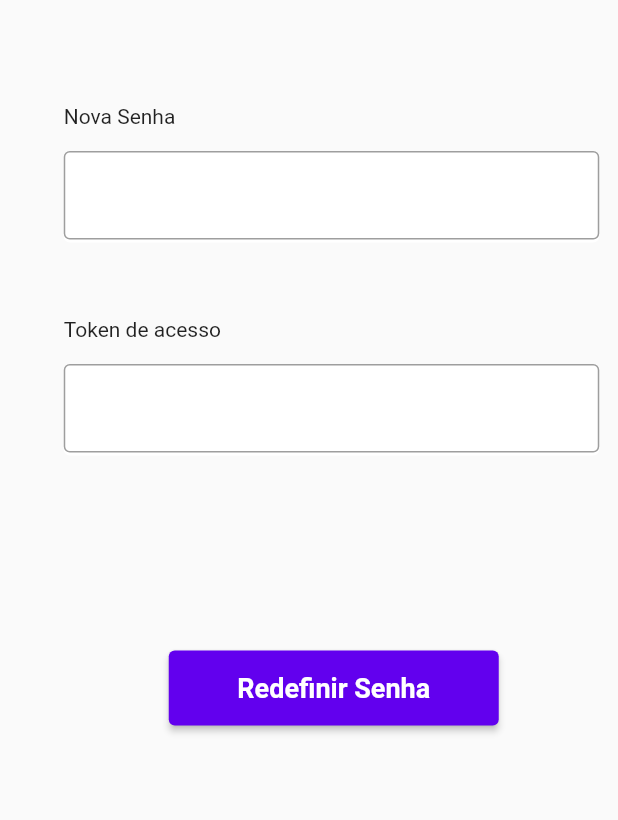
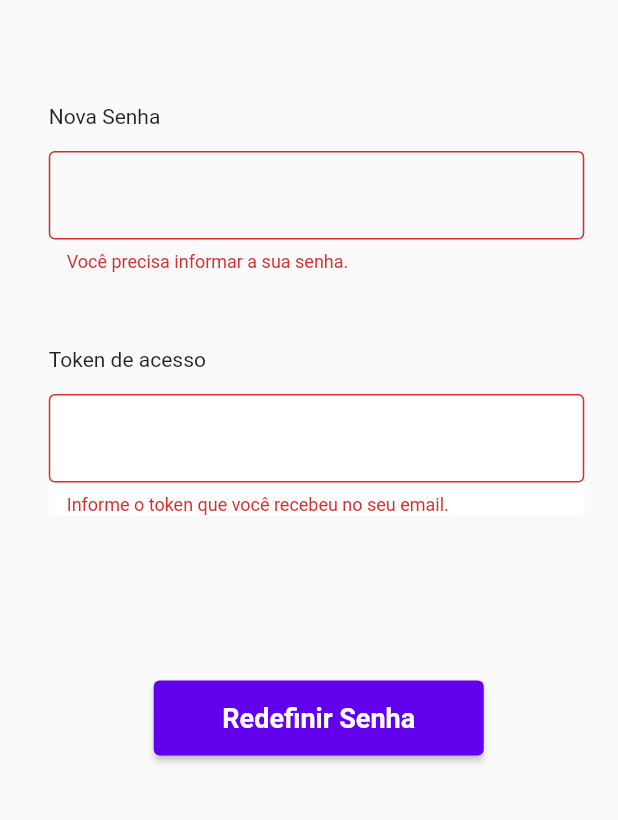
Before and after one commit to MathMedrado/procure_aqui, a Flutter app: the RestorePasswordPage screen opened by its route, after a tap on "Redefinir Senha", on a phone screen of 412 x 824 dp, the part 416-1236 px from its top. Run offline on Flutter 3.47's test engine with Material 2 defaults, Android fonts, the light colour scheme and no system bars; our stand-ins replace shared_preferences; missing offline and left inert: app_bar_with_search_switch, flutter_barcode_scanner; accounts and stored records are empty.

Commit message:
fazendo o push

```diff
--- a/frontend/procure_aqui/lib/main.dart
+++ b/frontend/procure_aqui/lib/main.dart
@@ -16,7 +16,7 @@
   static const home = '/';
   static const LoginPage = '/LoginPage';
   static const ForgetPassword = '/ForgetPassword';
-  static const userForm = '/UserFormPagaae';
+  static const userForm = '/UserFormPage';
   static const userProfilePage = '/UserProfilePage';
 
 
--- a/frontend/procure_aqui/lib/models/supermarket.dart
+++ b/frontend/procure_aqui/lib/models/supermarket.dart
@@ -15,7 +15,6 @@
     required this.complement
   });
 
-<<<<<<< HEAD
   factory Supermarket.fromJson(Map json){
     return Supermarket(
       id: json['id'],
@@ -38,6 +37,4 @@
     };
   }
 
-=======
->>>>>>> c818a2a6b42cbad1c55616338e5eae1c55594984
 }
--- a/frontend/procure_aqui/lib/pages/RestorePasswordPage.dart
+++ b/frontend/procure_aqui/lib/pages/RestorePasswordPage.dart
@@ -37,6 +37,7 @@
               ),
             ),
             Form(
+              key: _formkey,
               child: Column(
                 crossAxisAlignment: CrossAxisAlignment.start,
                 children: [
@@ -45,27 +46,23 @@
                     child: Text('Nova Senha',)
                   ),
                   Container(
-                      height: 61,
                       width: 357,
-                      margin: EdgeInsets.fromLTRB(30, 15, 0, 50),
-                      decoration: BoxDecoration(
-                        borderRadius: BorderRadius.all(Radius.circular(4)),
-                        color: Colors.white
-                      ),
+                      margin: EdgeInsets.fromLTRB(30, 15, 20, 50),
                       child:Column(
                         children: [
                           TextFormField(
                             controller: _passwordController,
                             obscureText: true,
                             decoration: InputDecoration(
+                              enabledBorder: OutlineInputBorder(borderSide: BorderSide(color: Colors.grey)),
                               border: OutlineInputBorder(
-                                borderRadius: BorderRadius.circular(4),
-                              )
+                                  borderRadius: BorderRadius.circular(4)
+                              ),
                             ),
-                            validator: (password){
-                              if(password == null || password.isEmpty){
+                            validator: (String? password){
+                              if(password!.isEmpty){
                                 return 'Você precisa informar a sua senha.';
-                              }else if(password.length < 10){
+                              }else if(password!.length < 10){
                                 return 'A sua Senha precisa conter no minimo 10 caracteres';
                               }
                             },
@@ -78,9 +75,8 @@
                     child: Text('Token de acesso',)
                   ),
                   Container(
-                      height: 61,
                       width: 357,
-                      margin: EdgeInsets.fromLTRB(30, 15, 0, 50),
+                      margin: EdgeInsets.fromLTRB(30, 15, 20, 50),
                       decoration: BoxDecoration(
                         borderRadius: BorderRadius.all(Radius.circular(4)),
                         color: Colors.white
@@ -95,9 +91,9 @@
                                 borderRadius: BorderRadius.circular(4),
                               )
                             ),
-                            validator: (token){
-                              if(token == null || token.isEmpty){
-                                return 'Informe o toque que você recebeu.';
+                            validator: (String? token){
+                              if(token!.isEmpty){
+                                return 'Informe o token que você recebeu no seu email.';
                               }
                             },
                           )
@@ -105,7 +101,7 @@
                       ),
                     ),
                     Container(
-                      margin: EdgeInsets.fromLTRB(100, 80, 0, 10),
+                      margin: EdgeInsets.fromLTRB(100, 60, 0, 10),
                       width: 220,
                       height: 50,
                       child:
@@ -118,7 +114,7 @@
                             ),
                           ),
                           onPressed: (){
-                             if(_formkey.currentState!.validate()){
+                             if(!_formkey.currentState!.validate()){
                               return;
                             }
                           },
--- a/frontend/procure_aqui/pubspec.yaml
+++ b/frontend/procure_aqui/pubspec.yaml
@@ -33,11 +33,9 @@
     sdk: flutter
   app_bar_with_search_switch: ^1.3.6
   flutter_barcode_scanner: ^2.0.0
-<<<<<<< HEAD
   http: ^0.12.2
   shared_preferences: ^2.0.6
-=======
->>>>>>> c818a2a6b42cbad1c55616338e5eae1c55594984
+
 
 
 
```
Also changed, not shown: frontend/procure_aqui/lib/pages/LoginPage.dart (+9 -6 lines), frontend/procure_aqui/pubspec.lock, 1 other file.
